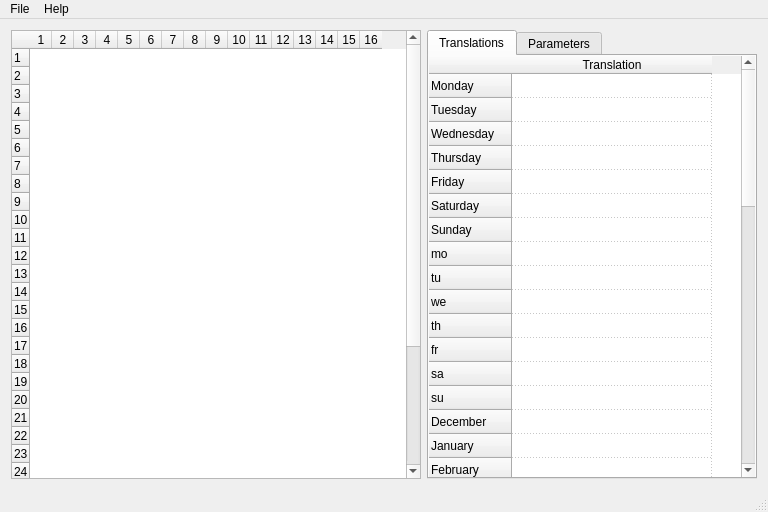
This is editor/mainwindow.ui in WiseLord/matrixclock as Qt 5 draws it before an edit. The edited form follows.
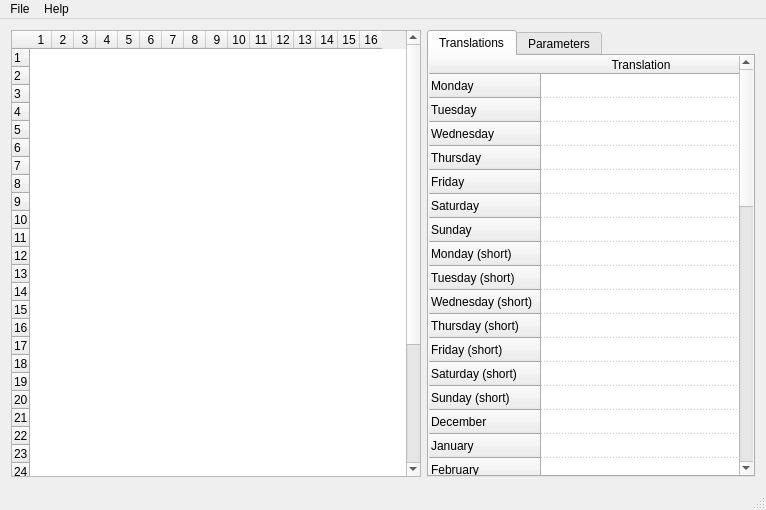
This is the edited form. The open tabs and pages were chosen to show the change.

```diff
--- a/editor/mainwindow.ui
+++ b/editor/mainwindow.ui
@@ -6,8 +6,8 @@
    <rect>
     <x>0</x>
     <y>0</y>
-    <width>768</width>
-    <height>512</height>
+    <width>766</width>
+    <height>510</height>
    </rect>
   </property>
   <property name="windowTitle">
@@ -179,37 +179,37 @@
           </row>
           <row>
            <property name="text">
-            <string>mo</string>
+            <string>Monday (short)</string>
            </property>
           </row>
           <row>
            <property name="text">
-            <string>tu</string>
+            <string>Tuesday (short)</string>
            </property>
           </row>
           <row>
            <property name="text">
-            <string>we</string>
+            <string>Wednesday (short)</string>
            </property>
           </row>
           <row>
            <property name="text">
-            <string>th</string>
+            <string>Thursday (short)</string>
            </property>
           </row>
           <row>
            <property name="text">
-            <string>fr</string>
+            <string>Friday (short)</string>
            </property>
           </row>
           <row>
            <property name="text">
-            <string>sa</string>
+            <string>Saturday (short)</string>
            </property>
           </row>
           <row>
            <property name="text">
-            <string>su</string>
+            <string>Sunday (short)</string>
            </property>
           </row>
           <row>
@@ -274,42 +274,42 @@
           </row>
           <row>
            <property name="text">
-            <string>sc</string>
+            <string>Second (short)</string>
            </property>
           </row>
           <row>
            <property name="text">
-            <string>mn</string>
+            <string>Minute (short)</string>
            </property>
           </row>
           <row>
            <property name="text">
-            <string>hr</string>
+            <string>Hour (short)</string>
            </property>
           </row>
           <row>
            <property name="text">
-            <string>wk</string>
+            <string>Week (short)</string>
            </property>
           </row>
           <row>
            <property name="text">
-            <string>dt</string>
+            <string>Date (short)</string>
            </property>
           </row>
           <row>
            <property name="text">
-            <string>mo</string>
+            <string>Month (short)</string>
            </property>
           </row>
           <row>
            <property name="text">
-            <string>yr</string>
+            <string>Year (short)</string>
            </property>
           </row>
           <row>
            <property name="text">
-            <string>year</string>
+            <string>Year</string>
            </property>
           </row>
           <row>
@@ -324,27 +324,27 @@
           </row>
           <row>
            <property name="text">
-            <string>in the room</string>
+            <string>Temp. 1</string>
            </property>
           </row>
           <row>
            <property name="text">
-            <string>outside</string>
+            <string>Temp. 2</string>
            </property>
           </row>
           <row>
            <property name="text">
-            <string>BMP180</string>
+            <string>Temp. 3 (BMP180)</string>
            </property>
           </row>
           <row>
            <property name="text">
-            <string>DHT22</string>
+            <string>Temp. 4 (DHT22)</string>
            </property>
           </row>
           <row>
            <property name="text">
-            <string>atm. pressure</string>
+            <string>Atm. pressure</string>
            </property>
           </row>
           <row>
@@ -359,17 +359,17 @@
           </row>
           <row>
            <property name="text">
-            <string>humidity</string>
+            <string>Humidity</string>
            </property>
           </row>
           <row>
            <property name="text">
-            <string>percent</string>
+            <string>Percent</string>
            </property>
           </row>
           <row>
            <property name="text">
-            <string>br</string>
+            <string>Brightness (short)</string>
            </property>
           </row>
           <column>
@@ -480,7 +480,7 @@
     <rect>
      <x>0</x>
      <y>0</y>
-     <width>768</width>
+     <width>766</width>
      <height>22</height>
     </rect>
    </property>
```
Left out of the diff: 4 changed lines with no effect on the pictures.
